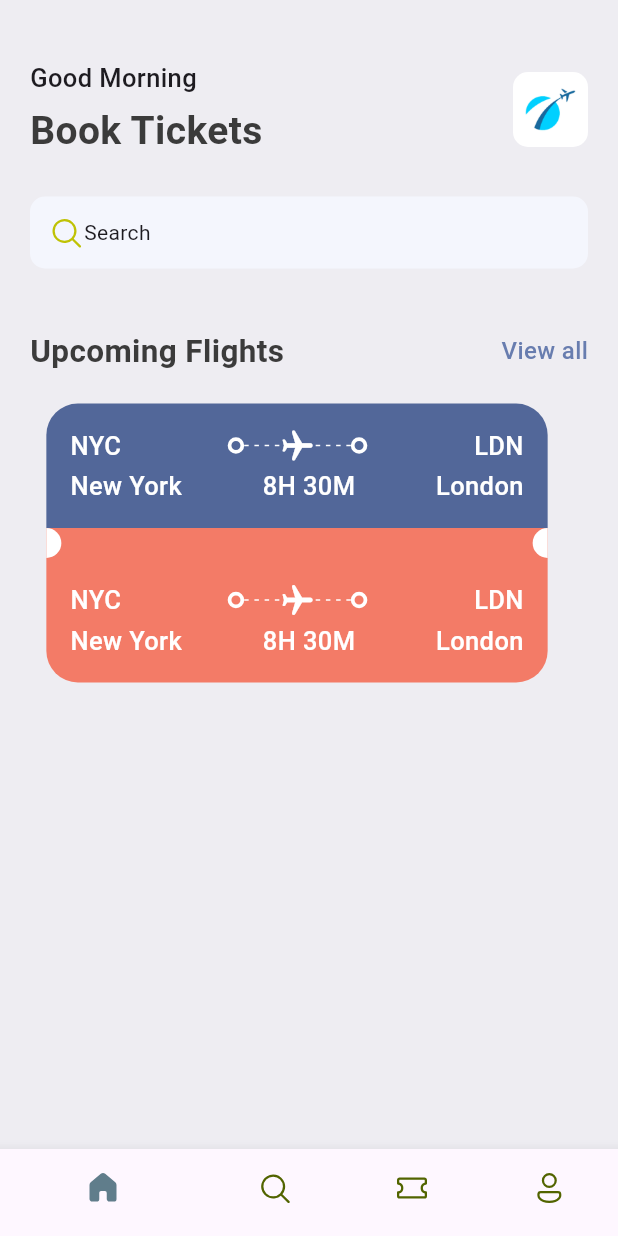
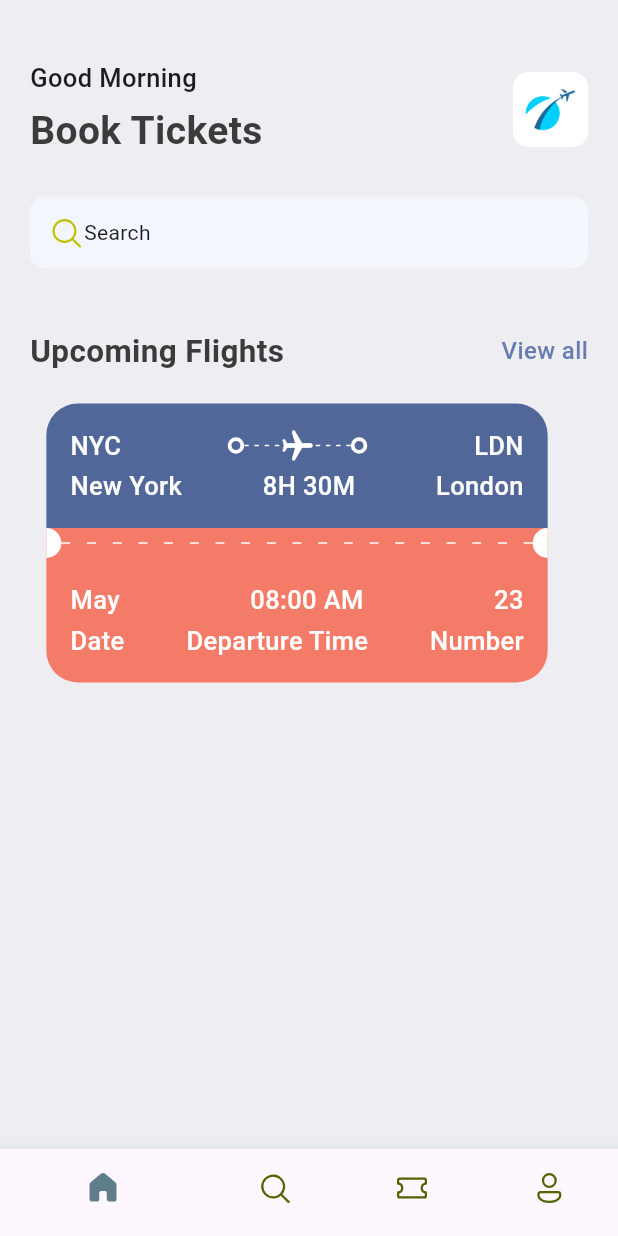
Before and after one commit to MasieJr/ticket_app, a Flutter app: the screen it shows after launch, on a phone screen of 412 x 824 dp. Run offline on Flutter 3.47's test engine with Material 3 defaults, Android fonts, the phone set to English and light mode, and no system bars; our stand-ins replace fluentui_icons.

Commit message:
Ticket infor

```diff
--- a/lib/base/widgets/app_layout_builder_widget.dart
+++ b/lib/base/widgets/app_layout_builder_widget.dart
@@ -2,7 +2,9 @@ import 'package:flutter/material.dart';
 
 class AppLayoutBuilderWidget extends StatelessWidget {
   final int randomDivisor;
-  const AppLayoutBuilderWidget({super.key, required this.randomDivisor});
+  final double width;
+  const AppLayoutBuilderWidget(
+      {super.key, required this.randomDivisor, this.width = 3});
 
   @override
   Widget build(BuildContext context) {
@@ -13,10 +15,10 @@ class AppLayoutBuilderWidget extends StatelessWidget {
         direction: Axis.horizontal,
         children: List.generate(
           (constraints.constrainWidth() / randomDivisor).floor(),
-          (index) => const SizedBox(
-            width: 3,
+          (index) => SizedBox(
+            width: width,
             height: 1,
-            child: DecoratedBox(
+            child: const DecoratedBox(
               decoration: BoxDecoration(color: Colors.white),
             ),
           ),
--- a/lib/base/widgets/big_circle_dot.dart
+++ b/lib/base/widgets/big_circle_dot.dart
@@ -1,7 +1,7 @@
 import 'package:flutter/material.dart';
 
 class BigCircleDot extends StatelessWidget {
-  final isRight;
+  final bool isRight;
   const BigCircleDot({super.key, required this.isRight});
 
   @override
--- a/lib/base/widgets/ticket_view.dart
+++ b/lib/base/widgets/ticket_view.dart
@@ -17,6 +17,7 @@ class TicketView extends StatelessWidget {
         margin: const EdgeInsets.only(right: 16),
         child: Column(
           children: [
+            //Blue Part
             Container(
                 padding: const EdgeInsets.all(16),
                 decoration: BoxDecoration(
@@ -90,19 +91,28 @@ class TicketView extends StatelessWidget {
                     ),
                   ],
                 )),
+            //Divider
             Container(
               color: AppStyles.ticketRed,
-                child: Row(
+              child: const Row(
                 children: [
-                    const BigCircleDot(
+                  BigCircleDot(
                     isRight: false,
                   ),
-                    Expanded(child: Container()),
-                    const BigCircleDot(
+                  Expanded(
+                    child: AppLayoutBuilderWidget(
+                      width: 6,
+                      randomDivisor: 16,
+                    ),
+                  ),
+                  BigCircleDot(
                     isRight: true,
                   ),
                 ],
-                )),
+              ),
+            ),
+
+            //Orange part
             Container(
                 padding: const EdgeInsets.all(16),
                 decoration: BoxDecoration(
@@ -114,40 +124,30 @@ class TicketView extends StatelessWidget {
                 ),
                 child: Column(
                   children: [
-                    //Departure and destination
+                    //date
                     Row(
                       // mainAxisAlignment: MainAxisAlignment.spaceBetween,
                       children: [
-                        Text("NYC",
-                            style: AppStyles.headLineStyle3
-                                .copyWith(color: Colors.white)),
-                        Expanded(child: Container()),
-                        const BigDot(),
-                        Expanded(
-                            child: Stack(
-                          children: [
-                            const SizedBox(
-                              height: 24,
-                              child: AppLayoutBuilderWidget(
-                                randomDivisor: 6,
-                              ),
-                            ),
-                            Center(
-                              child: Transform.rotate(
-                                angle: 1.57,
-                                child: const Icon(
-                                  Icons.local_airport_rounded,
+                        Text(
+                          "May",
+                          style: AppStyles.headLineStyle3.copyWith(
                             color: Colors.white,
                           ),
                         ),
-                            )
-                          ],
-                        )),
-                        const BigDot(),
                         Expanded(child: Container()),
-                        Text("LDN",
-                            style: AppStyles.headLineStyle3
-                                .copyWith(color: Colors.white)),
+                        Text(
+                          "08:00 AM",
+                          style: AppStyles.headLineStyle3.copyWith(
+                            color: Colors.white,
+                          ),
+                        ),
+                        Expanded(child: Container()),
+                        Text(
+                          "23",
+                          style: AppStyles.headLineStyle3.copyWith(
+                            color: Colors.white,
+                          ),
+                        ),
                       ],
                     ),
                     //names with times
@@ -157,18 +157,21 @@ class TicketView extends StatelessWidget {
                     Row(
                       // mainAxisAlignment: MainAxisAlignment.spaceBetween,
                       children: [
-                        Text("New York",
-                            style: AppStyles.headLineStyle3
-                                .copyWith(color: Colors.white)),
+                        Text(
+                          "Date",
+                          style: AppStyles.headLineStyle3.copyWith(
+                            color: Colors.white,
+                          ),
+                        ),
                         Expanded(child: Container()),
                         Text(
-                          "8H 30M",
+                          "Departure Time",
                           style: AppStyles.headLineStyle3
                               .copyWith(color: Colors.white),
                         ),
                         Expanded(child: Container()),
                         Text(
-                          "London",
+                          "Number",
                           style: AppStyles.headLineStyle3
                               .copyWith(color: Colors.white),
                         ),
```
Lines whose indentation alone changed are shown as unchanged.
